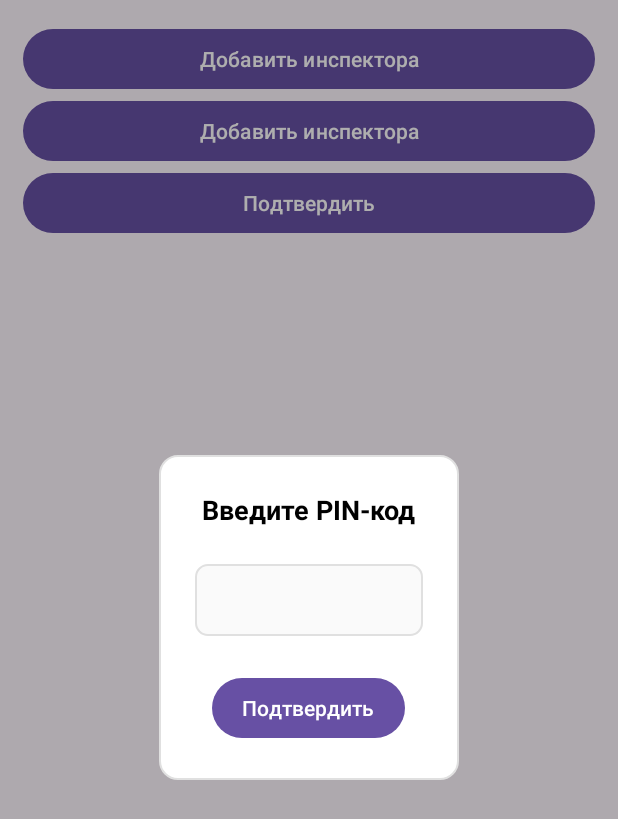
After one commit to Giessoo/hackaton-2025, an Android app: the fragment PinCodeDialogFragment placed in its activity, on a phone screen of 412 x 824 dp. The commit adds this screen. Shown: the top 819 px of the screen. Run offline under Robolectric (Android 15) with nearby library versions, the phone set to English and light mode, and no system bars.

Commit message:
Add dialog fragment

```diff
--- a/android_app/app/src/main/AndroidManifest.xml
+++ b/android_app/app/src/main/AndroidManifest.xml
@@ -13,7 +13,7 @@
         android:theme="@style/Theme.Tnsenergopnzapp"
         tools:targetApi="31">
         <activity
-            android:name=".MainActivity"
+            android:name=".activities.MainActivity"
             android:exported="true">
             <intent-filter>
                 <action android:name="android.intent.action.MAIN" />
@@ -21,6 +21,9 @@
                 <category android:name="android.intent.category.LAUNCHER" />
             </intent-filter>
         </activity>
+        <activity
+            android:name=".activities.InspectorActivity"
+            android:exported="true"/>
     </application>
 
 </manifest>
--- a/android_app/app/src/main/java/com/tns_energo_pnz/app/MainActivity.java
+++ b/android_app/app/src/main/java/com/tns_energo_pnz/app/activities/BaseActivity.java
@@ -1,4 +1,4 @@
-package com.tns_energo_pnz.app;
+package com.tns_energo_pnz.app.activities;
 
 import android.os.Bundle;
 
@@ -8,17 +8,19 @@ import androidx.core.graphics.Insets;
 import androidx.core.view.ViewCompat;
 import androidx.core.view.WindowInsetsCompat;
 
-public class MainActivity extends AppCompatActivity {
+import com.tns_energo_pnz.app.R;
 
+public abstract class BaseActivity extends AppCompatActivity {
     @Override
     protected void onCreate(Bundle savedInstanceState) {
         super.onCreate(savedInstanceState);
         EdgeToEdge.enable(this);
-        setContentView(R.layout.activity_main);
+        setContentView(getLayout());
         ViewCompat.setOnApplyWindowInsetsListener(findViewById(R.id.main), (v, insets) -> {
             Insets systemBars = insets.getInsets(WindowInsetsCompat.Type.systemBars());
             v.setPadding(systemBars.left, systemBars.top, systemBars.right, systemBars.bottom);
             return insets;
         });
     }
+    protected abstract int getLayout();
 }
--- /dev/null
+++ b/android_app/app/src/main/java/com/tns_energo_pnz/app/activities/InspectorActivity.java
@@ -0,0 +1,41 @@
+package com.tns_energo_pnz.app.activities;
+
+import android.os.Bundle;
+import android.view.View;
+import android.widget.Button;
+import android.widget.Toast;
+
+import com.tns_energo_pnz.app.R;
+import com.tns_energo_pnz.app.fragments.PinCodeDialogFragment;
+
+public class InspectorActivity extends BaseActivity {
+    @Override
+    protected void onCreate(Bundle savedInstanceState) {
+        super.onCreate(savedInstanceState);
+        initButtonsListeners();
+    }
+
+    private void initButtonsListeners(){
+        Button inspector_button1 = findViewById(R.id.inspector_button1);
+        Button inspector_button2 = findViewById(R.id.inspector_button2);
+        inspector_button1.setOnClickListener(this::callPinCodeDialog);
+        inspector_button2.setOnClickListener(this::callPinCodeDialog);
+    }
+
+    private void callPinCodeDialog(View view){
+        PinCodeDialogFragment pinDialog = new PinCodeDialogFragment();
+        pinDialog.setOnPinEnteredListener(pin -> {
+            if (pin.equals("1234")) {
+                Toast.makeText(InspectorActivity.this, "PIN верный", Toast.LENGTH_SHORT).show();
+            } else {
+                Toast.makeText(InspectorActivity.this, "Неверный PIN", Toast.LENGTH_SHORT).show();
+            }
+        });
+        pinDialog.show(getSupportFragmentManager(), "PinCodeDialog");
+    }
+
+    @Override
+    protected int getLayout() {
+        return R.layout.activity_inspector;
+    }
+}
--- /dev/null
+++ b/android_app/app/src/main/java/com/tns_energo_pnz/app/fragments/PinCodeDialogFragment.java
@@ -0,0 +1,69 @@
+package com.tns_energo_pnz.app.fragments;
+
+import android.app.Dialog;
+import android.graphics.Color;
+import android.graphics.drawable.ColorDrawable;
+import android.os.Bundle;
+import android.text.InputType;
+import android.view.LayoutInflater;
+import android.view.View;
+import android.view.ViewGroup;
+import android.view.Window;
+import android.widget.Button;
+import android.widget.EditText;
+import android.widget.Toast;
+
+import androidx.annotation.NonNull;
+import androidx.annotation.Nullable;
+import androidx.fragment.app.DialogFragment;
+
+import com.tns_energo_pnz.app.R;
+
+public class PinCodeDialogFragment extends DialogFragment {
+    private OnPinEnteredListener listener;
+    private EditText pinInput;
+
+    public interface OnPinEnteredListener {
+        void onPinEntered(String pin);
+    }
+
+    public void setOnPinEnteredListener(OnPinEnteredListener listener) {
+        this.listener = listener;
+    }
+
+    @Nullable
+    @Override
+    public View onCreateView(@NonNull LayoutInflater inflater, @Nullable ViewGroup container, @Nullable Bundle savedInstanceState) {
+        View view = inflater.inflate(R.layout.dialog_pin_code, container, false);
+
+        pinInput = view.findViewById(R.id.pin_input);
+        Button btnConfirm = view.findViewById(R.id.btn_confirm);
+
+        pinInput.setInputType(InputType.TYPE_CLASS_NUMBER | InputType.TYPE_NUMBER_VARIATION_PASSWORD);
+
+        btnConfirm.setOnClickListener(v -> {
+            String pin = pinInput.getText().toString();
+            if (pin.length() == 4) {
+                if (listener != null) {
+                    listener.onPinEntered(pin);
+                }
+                dismiss();
+            } else {
+                Toast.makeText(getContext(), "Введите 4-значный PIN-код", Toast.LENGTH_SHORT).show();
+            }
+        });
+
+        return view;
+    }
+
+    @NonNull
+    @Override
+    public Dialog onCreateDialog(@Nullable Bundle savedInstanceState) {
+        Dialog dialog = super.onCreateDialog(savedInstanceState);
+        if (dialog.getWindow() != null) {
+            dialog.getWindow().setBackgroundDrawable(new ColorDrawable(Color.TRANSPARENT));
+            dialog.getWindow().requestFeature(Window.FEATURE_NO_TITLE);
+        }
+        return dialog;
+    }
+}
--- /dev/null
+++ b/android_app/app/src/main/res/drawable/dialog_background.xml
@@ -0,0 +1,8 @@
+<?xml version="1.0" encoding="utf-8"?>
+<shape xmlns:android="http://schemas.android.com/apk/res/android">
+    <corners android:radius="12dp" />
+    <solid android:color="#FFFFFF" />
+    <stroke
+        android:width="1dp"
+        android:color="#E0E0E0" />
+</shape>
--- /dev/null
+++ b/android_app/app/src/main/res/drawable/edit_text_background.xml
@@ -0,0 +1,8 @@
+<?xml version="1.0" encoding="utf-8"?>
+<shape xmlns:android="http://schemas.android.com/apk/res/android">
+    <corners android:radius="8dp" />
+    <solid android:color="#FAFAFA" />
+    <stroke
+        android:width="1dp"
+        android:color="#E0E0E0" />
+</shape>
--- /dev/null
+++ b/android_app/app/src/main/res/layout/activity_inspector.xml
@@ -0,0 +1,40 @@
+<?xml version="1.0" encoding="utf-8"?>
+<androidx.constraintlayout.widget.ConstraintLayout xmlns:android="http://schemas.android.com/apk/res/android"
+    xmlns:app="http://schemas.android.com/apk/res-auto"
+    android:id="@+id/main"
+    android:layout_width="match_parent"
+    android:layout_height="match_parent">
+
+
+    <LinearLayout
+        android:layout_width="0dp"
+        android:layout_height="0dp"
+        android:layout_marginStart="15dp"
+        android:layout_marginTop="15dp"
+        android:layout_marginEnd="15dp"
+        android:layout_marginBottom="15dp"
+        android:orientation="vertical"
+        app:layout_constraintBottom_toBottomOf="parent"
+        app:layout_constraintEnd_toEndOf="parent"
+        app:layout_constraintStart_toStartOf="parent"
+        app:layout_constraintTop_toTopOf="parent">
+
+        <Button
+            android:id="@+id/inspector_button1"
+            android:layout_width="match_parent"
+            android:layout_height="wrap_content"
+            android:text="@string/add_inspector" />
+
+        <Button
+            android:id="@+id/inspector_button2"
+            android:layout_width="match_parent"
+            android:layout_height="wrap_content"
+            android:text="@string/add_inspector" />
+
+        <Button
+            android:id="@+id/confirm_button"
+            android:layout_width="match_parent"
+            android:layout_height="wrap_content"
+            android:text="@string/confirm" />
+    </LinearLayout>
+</androidx.constraintlayout.widget.ConstraintLayout>
--- /dev/null
+++ b/android_app/app/src/main/res/layout/dialog_pin_code.xml
@@ -0,0 +1,46 @@
+<?xml version="1.0" encoding="utf-8"?>
+<LinearLayout xmlns:android="http://schemas.android.com/apk/res/android"
+    xmlns:app="http://schemas.android.com/apk/res-auto"
+    android:layout_width="match_parent"
+    android:layout_height="wrap_content"
+    android:orientation="vertical"
+    android:background="@drawable/dialog_background"
+    android:minWidth="200dp"
+    android:padding="24dp">
+
+    <RelativeLayout
+        android:layout_width="match_parent"
+        android:layout_height="wrap_content">
+
+        <TextView
+            android:layout_width="wrap_content"
+            android:layout_height="wrap_content"
+            android:layout_centerHorizontal="true"
+            android:text="@string/pin"
+            android:textSize="18sp"
+            android:textColor="#000000"
+            android:textStyle="bold" />
+
+    </RelativeLayout>
+
+    <EditText
+        android:id="@+id/pin_input"
+        android:layout_width="match_parent"
+        android:layout_height="48dp"
+        android:layout_marginTop="24dp"
+        android:background="@drawable/edit_text_background"
+        android:gravity="center"
+        android:inputType="numberPassword"
+        android:maxLength="4"
+        android:textSize="18sp" />
+
+    <Button
+        android:id="@+id/btn_confirm"
+        android:layout_width="wrap_content"
+        android:paddingLeft="20dp"
+        android:paddingRight="20dp"
+        android:text="@string/confirm"
+        android:layout_height="48dp"
+        android:layout_gravity="center_horizontal"
+        android:layout_marginTop="24dp"/>
+</LinearLayout>
--- a/android_app/app/src/main/res/values/strings.xml
+++ b/android_app/app/src/main/res/values/strings.xml
@@ -1,3 +1,6 @@
 <resources>
     <string name="app_name">tns-energo-pnz-app</string>
+    <string name="pin">Введите PIN-код</string>
+    <string name="confirm">Подтвердить</string>
+    <string name="add_inspector">Добавить инспектора</string>
 </resources>
--- a/android_app/gradle/libs.versions.toml
+++ b/android_app/gradle/libs.versions.toml
@@ -5,7 +5,7 @@ junitVersion = "1.2.1"
 espressoCore = "3.6.1"
 appcompat = "1.7.0"
 material = "1.12.0"
-activity = "1.10.1"
+activity = "1.9.3"
 constraintlayout = "2.2.1"
 
 [libraries]
```
Also changed, not shown: android_app/app/src/main/java/com/tns_energo_pnz/app/activities/MainActivity.java (added, +25 -0 lines), android_app/app/src/main/java/com/tns_energo_pnz/app/views/SquareLoaderView.java (added, +106 -0 lines), android_app/app/src/main/res/layout/activity_main.xml (+13 -1 lines).
